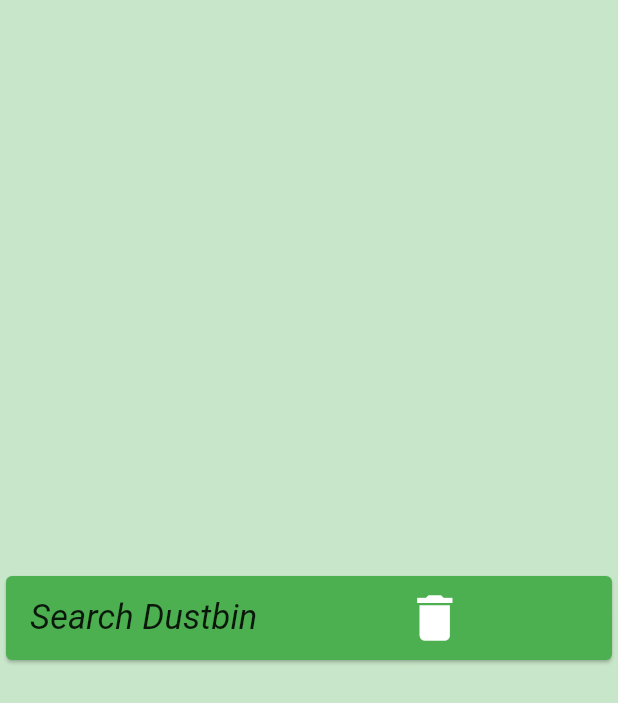
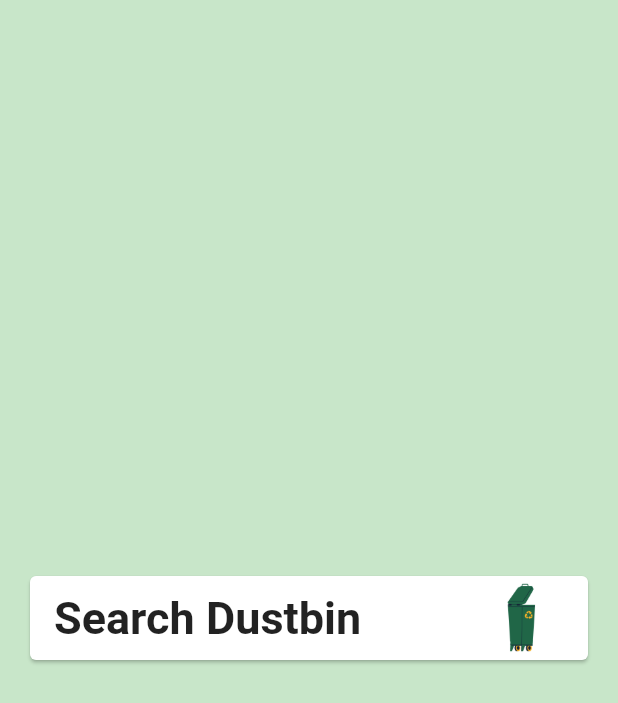
Before and after one commit to satyaom/Lefly, a Flutter app: the screen it shows after launch, on a phone screen of 412 x 824 dp. Shown: the top 703 px of the screen. Run offline on Flutter 3.47's test engine with Material 2 defaults, Android fonts, the light colour scheme and no system bars.

Commit message:
added button in home_page

```diff
--- a/lib/pages/home_page.dart
+++ b/lib/pages/home_page.dart
@@ -1,4 +1,5 @@
 import 'package:flutter/material.dart';
+import 'map.dart';
 
 class HomePage extends StatefulWidget {
   @override
@@ -14,18 +15,21 @@ class _HomePageState extends State<HomePage> {
         child: Column(
           mainAxisAlignment: MainAxisAlignment.center,
           children: <Widget>[
-            Card(
-              color: Colors.green,
-              child: ListTile(
-                leading: Text(
-                  "Search Dustbin",
-                  style: TextStyle(fontSize: 23, fontStyle: FontStyle.italic),
-                ),
-                title: Icon(
-                  Icons.delete,
-                  size: 40,
-                  color: Colors.white,
-                ),
+            FlatButton(
+              onPressed: () {
+                print('hola');
+                Map();
+              },
+              child: Card(
+                child: ListTile(
+                    leading: Text(
+                      "Search Dustbin",
+                      style:
+                          TextStyle(fontSize: 30, fontWeight: FontWeight.bold),
+                    ),
+                    trailing: Image.asset(
+                      'images/bin-removebg-preview.png',
+                    )),
               ),
             )
           ],
```
Also changed, not shown: lib/pages/map.dart (added, +13 -0 lines), pubspec.yaml (+4 -49 lines), images/bin-removebg-preview.png (added).
